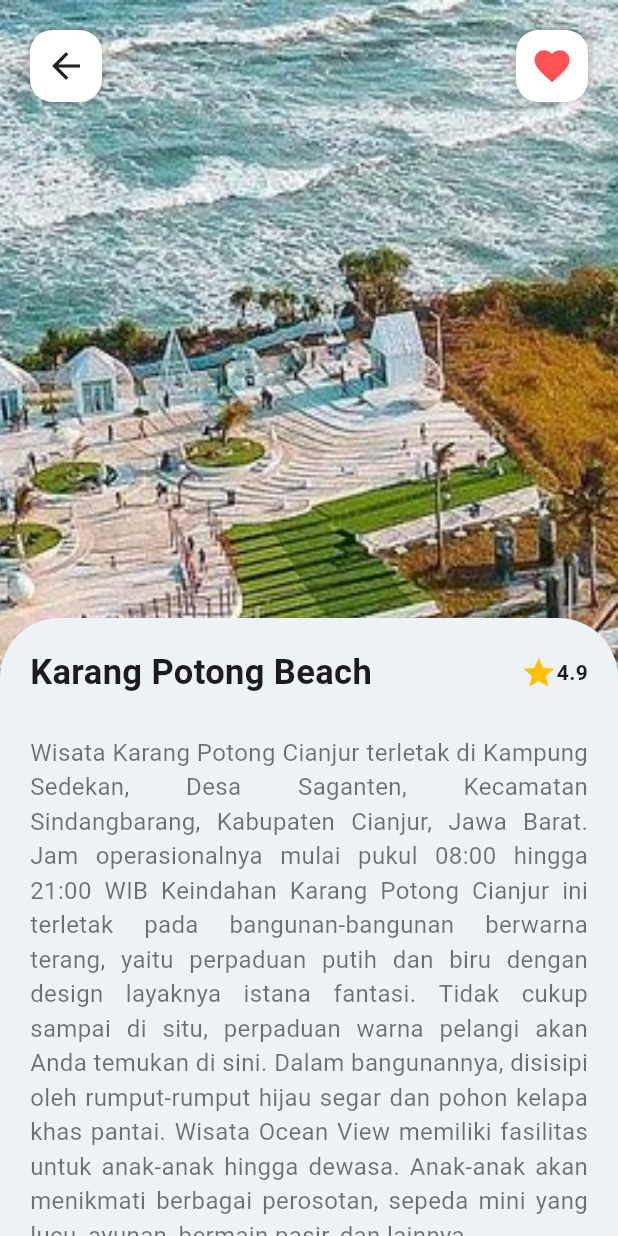
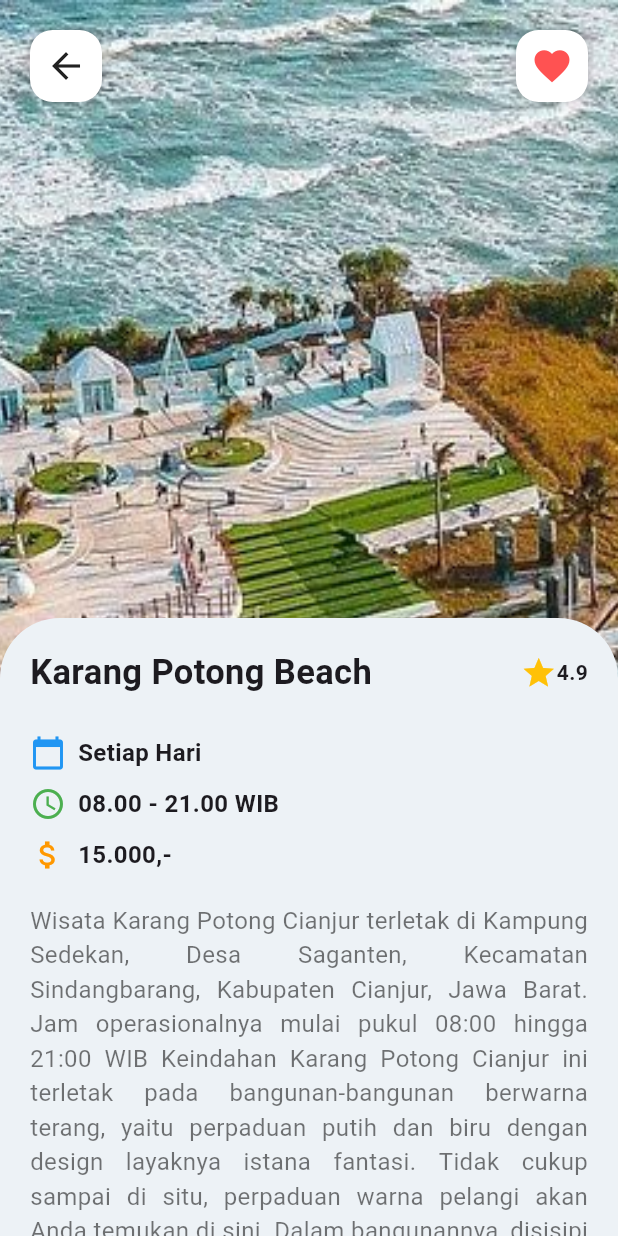
Before and after one commit to DescaMr/tubesmobile-project-baru, a Flutter app: the PostScreen screen opened directly with sample values from the repository, on a phone screen of 412 x 824 dp. Run offline on Flutter 3.47's test engine with Material 3 defaults, Android fonts, the phone set to English and light mode, and no system bars; our stand-ins replace animated_splash_screen, curved_navigation_bar, font_awesome_flutter.

Commit message:
add icon calendar, watch & money post_bottom_bar and add model

```diff
--- a/lib/components/post_bottom_bar.dart
+++ b/lib/components/post_bottom_bar.dart
@@ -5,10 +5,11 @@ class PostBottomBar extends StatelessWidget {
   final Beach place;
 
   const PostBottomBar({Key? key, required this.place}) : super(key: key);
+
   @override
-  Widget build(BuildContext context){
+  Widget build(BuildContext context) {
     return Container(
-      height: MediaQuery.of(context).size.height/2,
+      height: MediaQuery.of(context).size.height / 2,
       padding: EdgeInsets.only(top: 20, left: 20, right: 20),
       decoration: BoxDecoration(
         color: Color(0xFFEDF2F6),
@@ -50,61 +51,68 @@ class PostBottomBar extends StatelessWidget {
                   ],
                 ),
                 SizedBox(height: 25),
+                Column(
+                  crossAxisAlignment: CrossAxisAlignment.start,
+                  children: [
+                    Row(
+                      children: [
+                        Icon(
+                          Icons.calendar_today,
+                          color: Colors.blue,
+                        ),
+                        SizedBox(width: 8),
+                        Text(
+                          place.openDay,
+                          style: TextStyle(
+                            fontSize: 16,
+                            fontWeight: FontWeight.w600,
+                          ),
+                        ),
+                      ],
+                    ),
+                    SizedBox(height: 10),
+                    Row(
+                      children: [
+                        Icon(
+                          Icons.access_time,
+                          color: Colors.green,
+                        ),
+                        SizedBox(width: 8),
+                        Text(
+                          place.openTime,
+                          style: TextStyle(
+                            fontSize: 16,
+                            fontWeight: FontWeight.w600,
+                          ),
+                        ),
+                      ],
+                    ),
+                    SizedBox(height: 10),
+                    Row(
+                      children: [
+                        Icon(
+                          Icons.attach_money,
+                          color: Colors.orange,
+                        ),
+                        SizedBox(width: 8),
+                        Text(
+                          place.pay,
+                          style: TextStyle(
+                            fontSize: 16,
+                            fontWeight: FontWeight.w600,
+                          ),
+                        ),
+                      ],
+                    ),
+                  ],
+                ),
+                SizedBox(height: 20),
                 Text(
                   place.description,
                   style: TextStyle(color: Colors.black54, fontSize: 16),
-                textAlign: TextAlign.justify,
+                  textAlign: TextAlign.justify,
                 ),
                 SizedBox(height: 20),
-                // Row(
-                //   children: [
-                //     Padding(
-                //     padding: EdgeInsets.only(right: 5),
-                //     child: Expanded(
-                //       child: ClipRRect(
-                //         borderRadius: BorderRadius.circular(15),
-                //         child: Image.asset(
-                //           "images/city5.jpg",
-                //           fit: BoxFit.cover,
-                //           width: 120,
-                //           height: 90,
-                //         ),
-                //       ),
-                //     ),
-                //     ),
-                //     Padding(
-                //     padding: EdgeInsets.only(right: 5),
-                //     child: Expanded(
-                //       child: ClipRRect(
-                //         borderRadius: BorderRadius.circular(15),
-                //         child: Image.asset(
-                //           "images/city4.jpg",
-                //           fit: BoxFit.cover,
-                //           width: 120,
-                //           height: 90,
-                //         ),
-                //       ),
-                //     ),
-                //     ),
-                //     Expanded(
-                //       child: Container(
-                //         alignment: Alignment.center,
-                //         width: 120,
-                //         height: 90,
-                //         margin: EdgeInsets.only(right: 5),
-                //         decoration: BoxDecoration(
-                //           color: Colors.black,
-                //           borderRadius: BorderRadius.circular(15),
-                //           image: DecorationImage(
-                //             image: AssetImage("images/city6.jpg"),
-                //             fit: BoxFit.cover,
-                //              opacity: 0.4,
-                //           ),
-                //         ),
-                //       ),
-                //     ),
-                //   ],
-                // ),
               ],
             ),
           ),
--- a/lib/pages/dummy.data.dart
+++ b/lib/pages/dummy.data.dart
@@ -5,6 +5,7 @@ class Beach {
   String rating;
   String openDay;
   String openTime;
+  String pay;
   String imageAsset;
 
   Beach({
@@ -14,6 +15,7 @@ class Beach {
     required this.rating,
     required this.openDay,
     required this.openTime,
+    required this.pay,
     required this.imageAsset,
   });
 }
@@ -24,8 +26,9 @@ Beach(
   Location: 'Cianjur',
    description: 'Wisata Karang Potong Cianjur terletak di Kampung Sedekan, Desa Saganten, Kecamatan Sindangbarang, Kabupaten Cianjur, Jawa Barat. Jam operasionalnya mulai pukul 08:00 hingga 21:00 WIB Keindahan Karang Potong Cianjur ini terletak pada bangunan-bangunan berwarna terang, yaitu perpaduan putih dan biru dengan design layaknya istana fantasi. Tidak cukup sampai di situ, perpaduan warna pelangi akan Anda temukan di sini. Dalam bangunannya, disisipi oleh rumput-rumput hijau segar dan pohon kelapa khas pantai. Wisata Ocean View memiliki fasilitas untuk anak-anak hingga dewasa. Anak-anak akan menikmati berbagai perosotan, sepeda mini yang lucu, ayunan, bermain pasir, dan lainnya.',
    rating: '4.9',
-    openDay: 'open everyday',
-     openTime: 'openTime',
+    openDay: 'Setiap Hari',
+     openTime: '08.00 - 21.00 WIB',
+     pay: '15.000,-',
       imageAsset: 'images/city1.jpg'),
 
 Beach(
@@ -33,16 +36,18 @@ Beach(
   Location: 'Cianjur',
    description: 'Merupakan tempat objek wisata sekaligus pelabuhan tradisional.Di Pantai ini kita bisa menyewa perahu untuk ketengah laut. Fasilitas penunjang seperti tempat makan, saung - saung untuk berteduh dan bisa menginap di penginapan - penginapan dengan harga terjangkau. Harga masuk pelabuhan Jayanti untuk roda dua berkisar 5.000,- Sedangkan untuk roda empat 15.000,-',
    rating: '4.6',
-    openDay: 'open everyday',
-     openTime: 'openTime',
+    openDay: 'Setiap Hari',
+     openTime: '09.00 - 22.00 WIB',
+     pay: '15.000,-',
       imageAsset: 'images/city2.jpg'),
 
 Beach(
   name: 'Apra Beach',
   Location: 'Cianjur',
-   description: 'Pantai Apra berlokasi di Kecamatan Sindangbrang, Cianjur Selatan atau lebih tepatnya sekitar 300 meter dari Alun-alun Sindangbarang. Biasanya, pantai ini ramai dikunjungi saat liburan panjang dan lebaran tiba. Dinamakan Pantai Apra, ternyata juga mengandung sejarah yang cukup penting.Pantai Apra Sindangbarang masih dikelola swadaya sehinggaharga tiket masuknyapun tidak mahal. Hanya berkisar dari Rp 2.000 –  Rp 5.000 ',
+   description: 'Pantai Apra berlokasi di Kecamatan Sindangbarang, Cianjur Selatan atau lebih tepatnya sekitar 300 meter dari Alun-alun Sindangbarang. Biasanya, pantai ini ramai dikunjungi saat liburan panjang dan lebaran tiba. Dinamakan Pantai Apra, ternyata juga mengandung sejarah yang cukup penting.Pantai Apra Sindangbarang masih dikelola swadaya sehinggaharga tiket masuknyapun tidak mahal. Hanya berkisar dari Rp 2.000 –  Rp 5.000 ',
    rating: '4.7',
-    openDay: 'open everyday',
-     openTime: 'openTime',
+    openDay: 'Setiap Hari',
+     openTime: '08.00 - 23.00 WIB',
+     pay: '5.000,-',
       imageAsset: 'images/city3.jpg'),
 ];
```
